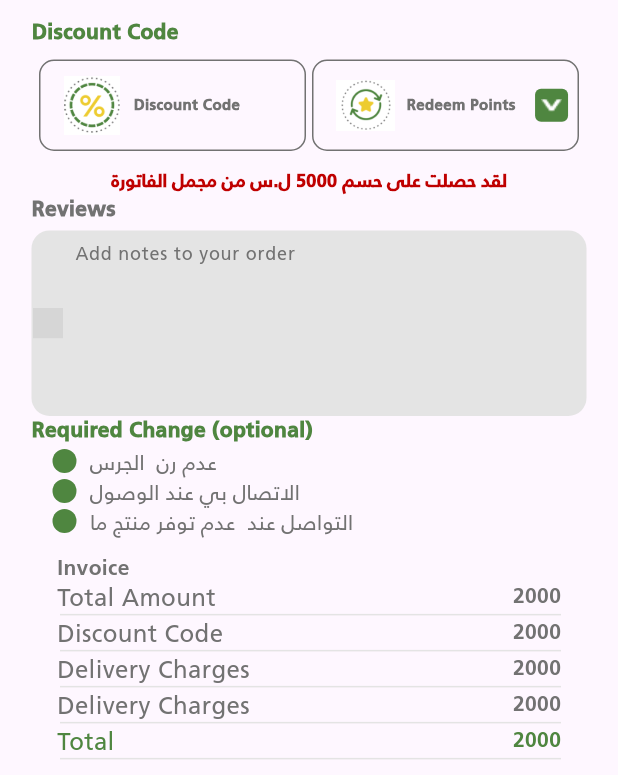
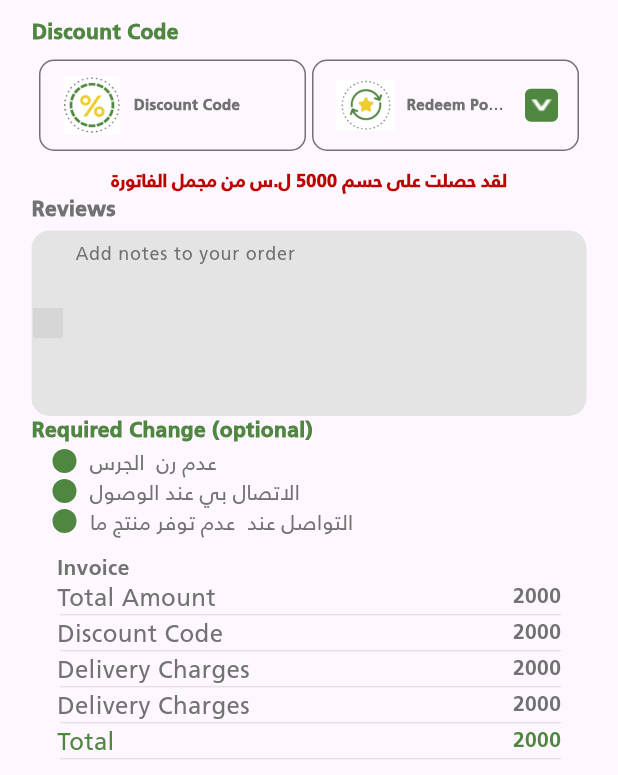
Before and after one commit to MOUSAHLP/farmy_client_flutter, a Flutter app: the PaymentBody screen opened directly, scrolled down 375 dp, on a phone screen of 412 x 824 dp, the part 461-1236 px from its top. Run offline on Flutter 3.47's test engine with Material 3 defaults, Android fonts, the phone set to English and light mode, and no system bars; our stand-ins replace bloc, carousel_slider, country_code_picker, dartz, dio, equatable and 13 more; missing offline and left inert: flutter_inner_shadow, google_places_autocomplete_text_field, linear_progress_bar; accounts and stored records are empty; generated files the repository leaves out were written again; network calls fail; grey boxes are pictures that could not be loaded.

Commit message:
add loading with else statment and expanded for text in replace point

```diff
--- a/lib/presentation/screens/all_section/all_section_screen.dart
+++ b/lib/presentation/screens/all_section/all_section_screen.dart
@@ -100,6 +100,7 @@ class _ALlSectionScreenBodyState extends State<ALlSectionScreenBody>
                                   SizedBox(
                                     width: 1.sw,
                                     child: TabBar(
+
                                       controller: _tabController,
                                       onTap: (value) {
                                         if (value == 0) {
--- a/lib/presentation/screens/basket_screen/basket_screen.dart
+++ b/lib/presentation/screens/basket_screen/basket_screen.dart
@@ -1,3 +1,5 @@
+import 'dart:developer';
+
 import 'package:flutter_bloc/flutter_bloc.dart';
 import 'package:flutter_screenutil/flutter_screenutil.dart';
 import 'package:pharma/bloc/basket_bloc/basket_bloc.dart';
@@ -23,14 +25,16 @@ class BasketScreen extends StatelessWidget {
   Widget build(BuildContext context) {
     return BlocConsumer<BasketBloc, BasketState>(
       listener: (context, state) {
+        log(state.toString());
         if (state.screenState == ScreenState.loading) {
           LoadingDialog().openDialog(context);
+        } else {
+          LoadingDialog().closeDialog(context);
         }
         if (state.screenState == ScreenState.success) {
           AppRouter.push(context, const PaymentScreen());
         }
         if (state.screenState == ScreenState.error) {
-          LoadingDialog().closeDialog(context);
           ErrorDialog.openDialog(context, state.errorMessage);
         }
       },
--- a/lib/presentation/screens/payment/payment_screen.dart
+++ b/lib/presentation/screens/payment/payment_screen.dart
@@ -39,12 +39,6 @@ class PaymentBody extends StatelessWidget {
   @override
   Widget build(BuildContext context) {
     return SafeArea(
-      child: BlocListener<BasketBloc, BasketState>(
-        listener: (context, state) {
-          if (state.screenState == ScreenState.loading) {
-            const CustomLoading();
-          }
-        },
       child: BlocBuilder<PaymentBloc, PaymentState>(
         builder: (context, state) {
           return Scaffold(
@@ -166,8 +160,7 @@ class PaymentBody extends StatelessWidget {
                             height: 8,
                           ),
                           Padding(
-                              padding:
-                                  const EdgeInsets.symmetric(horizontal: 5),
+                            padding: const EdgeInsets.symmetric(horizontal: 5),
                             child: Row(
                               children: [
                                 Expanded(
@@ -197,8 +190,8 @@ class PaymentBody extends StatelessWidget {
                       children: [
                         Text(
                           "لقد حصلت على حسم 5000 ل.س من مجمل الفاتورة",
-                            style: getBoldStyle(
-                                color: ColorManager.redForFavorite),
+                          style:
+                              getBoldStyle(color: ColorManager.redForFavorite),
                         ),
                       ],
                     ),
@@ -319,8 +312,7 @@ class PaymentBody extends StatelessWidget {
                           ),
                           CustomBillDetailsRow(
                             colorText: ColorManager.primaryGreen,
-                              subStatusBill:
-                                  AppLocalizations.of(context)!.total,
+                            subStatusBill: AppLocalizations.of(context)!.total,
                             price: "2000",
                           )
                         ],
@@ -333,7 +325,6 @@ class PaymentBody extends StatelessWidget {
           ));
         },
       ),
-      ),
     );
   }
 }
--- a/lib/presentation/screens/payment/widgets/custom_discount_code_continer.dart
+++ b/lib/presentation/screens/payment/widgets/custom_discount_code_continer.dart
@@ -37,18 +37,23 @@ class CustomDiscountCodeContiner extends StatelessWidget {
           const SizedBox(
             width: 8,
           ),
-          Text(
+          Expanded(
+            child: Text(
               subjectText,
               style: getBoldStyle(
                       color: ColorManager.grayForMessage,
                       fontSize: FontSizeApp.s10)!
                   .copyWith(height: 1),
+              maxLines: 1,
+              overflow: TextOverflow.ellipsis,
+            ),
           ),
           isReplacePoint == true
               ? Padding(
                   padding: const EdgeInsets.symmetric(
                     horizontal: 13,
                   ),
+                  child: Expanded(
                     child: Container(
                       decoration: BoxDecoration(
                           color: ColorManager.primaryGreen,
@@ -56,6 +61,7 @@ class CustomDiscountCodeContiner extends StatelessWidget {
                       height: 22,
                       width: 22,
                       child: Image.asset(ImageManager.listOfTypeJoinUs),
+                    ),
                   ))
               : const SizedBox(),
         ],
```
Lines whose indentation alone changed are shown as unchanged.
